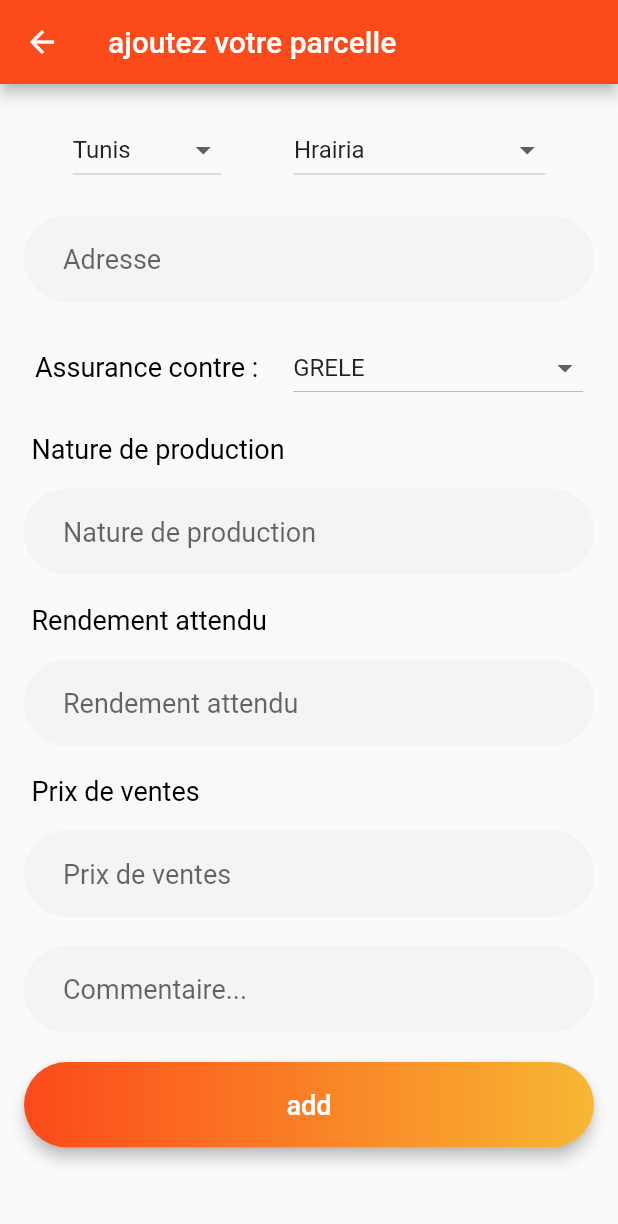
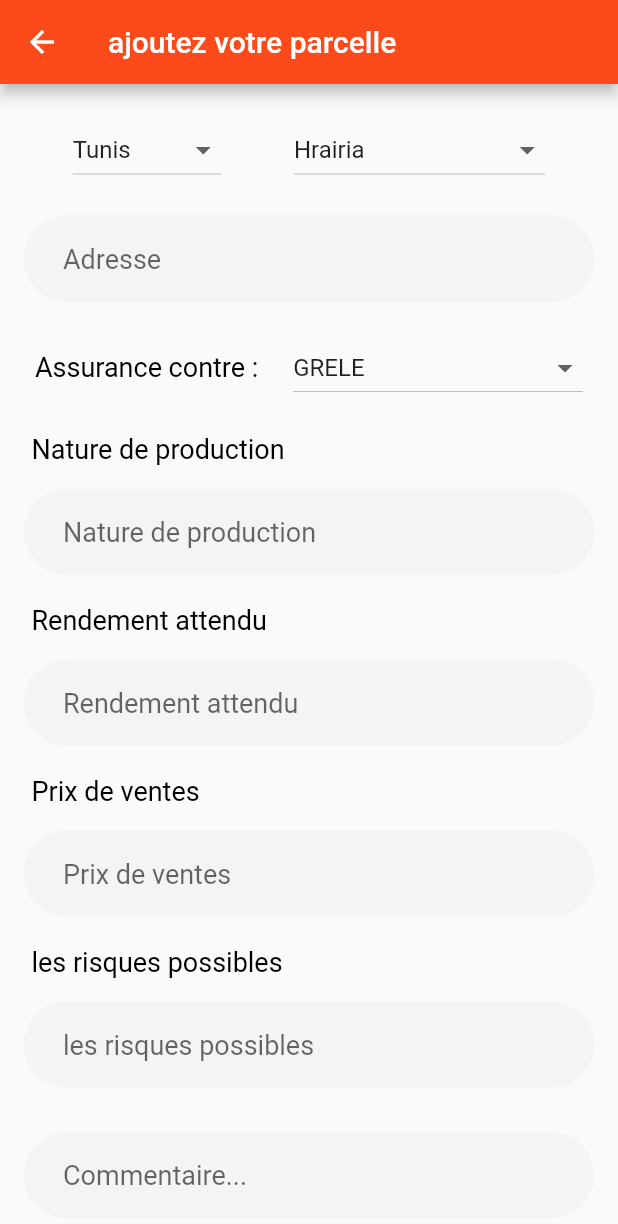
Before and after one commit to ZariatNizar/To-Do-List_Flutter, a Flutter app: the addtaskpage screen opened directly, on a phone screen of 412 x 824 dp. Shown: the top 1224 px of the screen. Run offline on Flutter 3.47's test engine with Material 2 defaults, Android fonts, the phone set to English and light mode, and no system bars; our stand-ins replace flutter_slidable, modal_progress_hud, shared_preferences; accounts and stored records are empty.

```diff
--- a/lib/models/Data.dart
+++ b/lib/models/Data.dart
@@ -41,6 +41,6 @@ var RegionsTataouine =
 var RegionsTozeur = 'Tozeur,Degache,Nefta,Tameghza,Hazoua';
 var RegionsTunis =
     'Hrairia,El Kabaria,Sidi Hassine,La Marsa,Le Bardo,El Omrane supérieur,Le Kram,El Menzah,El Omrane,Ezzouhour,Bab El Bhar,Cité El Khadra,Séjoumi,El Ouardia,Bab Souika,Sidi El Béchir,La Goulette,Médina,Djebel Jelloud,Ettahrir,Carthage';
-var RegionsZaghouan = 'El Fahs,Zaghouan,Nadhour,Bir Mcherga,Zriba,Saouaf';
+var RegionsZaghouan = ['El Fahs,Zaghouan,Nadhour,Bir Mcherga,Zriba,Saouaf'];
 var RegionsKef =
     'Kef Est,Dahmani,Tajerouine,Kef Ouest,Nebeur,Sers,Sakiet Sidi Youssef,El Ksour,Kalaat Senan,Jérissa,Kalâat Khasba';
--- a/lib/screens/addtask.dart
+++ b/lib/screens/addtask.dart
@@ -3,6 +3,7 @@ import 'package:flutter/material.dart';
 import 'package:flutter/src/material/dropdown.dart';
 import 'package:login_app/api%20_codes/apitasks.dart';
 import 'package:login_app/colours.dart';
+import 'package:login_app/models/Data.dart';
 import 'package:login_app/widgets.dart';
 import 'package:modal_progress_hud/modal_progress_hud.dart';
 
@@ -338,31 +339,43 @@ class _addtaskpageState extends State<addtaskpage> {
     'Ettahrir',
     'Carthage'
   ];
-  var RegionsZaghouan = [
-    'El Fahs',
-    'Zaghouan',
-    'Nadhour',
-    'Bir Mcherga',
-    'Zriba',
-    'Saouaf'
-  ];
+  // var RegionsZaghouan = [
+  //   'El Fahs',
+  //   'Zaghouan',
+  //   'Nadhour',
+  //   'Bir Mcherga',
+  //   'Zriba',
+  //   'Saouaf'
+  // ];
 
   var risk = ['GRELE', 'INCENDIE', 'MULTIRISQUES SERRES'];
   List<String> regions = [];
-
+  int selectedRadio;
+  int selectedRadioTile;
   @override
   void initState() {
     super.initState();
     regions = RegionsTunis;
   }
 
-  int selectedRadio;
-  /* @override
+  @override
   void initStateRadio() {
-    super.initStateRadio();
-    selectedRadio=0;
+    super.initState();
+    selectedRadio = 0;
   }
-*/
+
+  setSelectedRadio(int val) {
+    setState(() {
+      selectedRadio = val;
+    });
+  }
+
+  setSelectedRadioTile(int val) {
+    setState(() {
+      selectedRadioTile = val;
+    });
+  }
+
   var _currentItemSelected = 'Tunis';
   var _currentRegionSelected = 'Hrairia';
   var _currentRiskSelected = 'GRELE';
@@ -376,6 +389,7 @@ class _addtaskpageState extends State<addtaskpage> {
       body: ModalProgressHUD(
         child: SingleChildScrollView(
           child: Column(
+            crossAxisAlignment: CrossAxisAlignment.start,
             children: [
               SizedBox(height: 20),
               Row(
@@ -404,6 +418,9 @@ class _addtaskpageState extends State<addtaskpage> {
                       );
                     }).toList(),
                     onChanged: (String newValueSelected) {
+                      setState(() {
+                        _currentRegionSelected = newValueSelected;
+                      });
                       //mycodeof regions which wil be applied on the second dropdown
                       //_onDropDownItemSelected(newValueSelected);
                     },
@@ -476,8 +493,6 @@ class _addtaskpageState extends State<addtaskpage> {
               t3EditTextField('Rendement attendu ', taskcontroller,
                   isPassword: false),
               SizedBox(height: 20),
-              Row(
-                children: [
               Padding(
                 padding: EdgeInsets.fromLTRB(21, 0, 16, 16),
                 child: Text('Prix de ventes',
@@ -486,11 +501,10 @@ class _addtaskpageState extends State<addtaskpage> {
                       fontSize: 18,
                     )),
               ),
-                ],
-              ),
               t3EditTextField('Prix de ventes ', taskcontroller,
                   isPassword: false),
-              SizedBox(height: 20),
+              widgetRisk(),
+              widgetStockage(),
               t3EditTextField('Commentaire...', taskcontroller,
                   isPassword: false),
               SizedBox(height: 20),
@@ -533,6 +547,121 @@ class _addtaskpageState extends State<addtaskpage> {
         ),
       ),
     );
+  }
+
+  Widget widgetRisk() {
+    switch (_currentRiskSelected) {
+      case "INCENDIE":
+        {
+          return Column(
+            children: [
+              SizedBox(height: 20),
+              RadioListTile(
+                value: 1,
+                groupValue: selectedRadioTile,
+                title: Text(
+                  'stockage en plein air',
+                  style: TextStyle(color: Colors.black),
+                ),
+                onChanged: (val) {
+                  print("radio tile pressed $val");
+                  setSelectedRadioTile(val);
+                },
+                activeColor: colorPrimary,
+                selected: true,
+              ),
+              RadioListTile(
+                value: 2,
+                groupValue: selectedRadioTile,
+                title: Text(
+                  'stockage sous hangar',
+                  style: TextStyle(color: Colors.black),
+                ),
+                onChanged: (val) {
+                  print("radio tile pressed $val");
+                  setSelectedRadioTile(val);
+                },
+                activeColor: colorPrimary,
+                selected: false,
+              ),
+              SizedBox(height: 20),
+            ],
+          );
+        }
+        break;
+
+      case "GRELE":
+        {
+          return Container(
+              child: Column(
+            crossAxisAlignment: CrossAxisAlignment.start,
+            children: [
+              SizedBox(height: 20),
+              Padding(
+                padding: EdgeInsets.fromLTRB(21, 0, 16, 16),
+                child: Text(
+                  'les risques possibles',
+                  style: TextStyle(
+                    color: Colors.black,
+                    fontSize: 18,
+                  ),
+                ),
+              ),
+              Container(
+                child: t3EditTextField('les risques possibles ', taskcontroller,
+                    isPassword: false),
+              ),
+              SizedBox(height: 20),
+            ],
+          ));
+        }
+        break;
+      default:
+        return SizedBox(height: 10);
+    }
+  }
+
+  Widget widgetStockage() {
+    if (_currentRiskSelected == "INCENDIE") {
+      switch (selectedRadioTile) {
+        case 1:
+          {
+            return Column(
+              children: [
+                t3EditTextField('Nature stock', taskcontroller,
+                    isPassword: false),
+                SizedBox(height: 10),
+                t3EditTextField('Quantity', taskcontroller, isPassword: false),
+                SizedBox(height: 10),
+                t3EditTextField('Prix', taskcontroller, isPassword: false),
+                SizedBox(height: 20),
+              ],
+            );
+          }
+          break;
+        case 2:
+          {
+            return Container(
+              child: Column(
+                crossAxisAlignment: CrossAxisAlignment.start,
+                children: [
+                  t3EditTextField('valeur du bâtiment', taskcontroller,
+                      isPassword: false),
+                  SizedBox(height: 10),
+                  t3EditTextField('la valeur des produits', taskcontroller,
+                      isPassword: false),
+                  SizedBox(height: 20),
+                ],
+              ),
+            );
+          }
+          break;
+        default:
+          return SizedBox(height: 10);
+      }
+    } else {
+      return SizedBox(height: 10);
+    }
   }
 
   void _onDropDownItemSelected(String newValueSelected) {
@@ -714,61 +843,7 @@ class _addtaskpageState extends State<addtaskpage> {
 
   void _onDropDownRiskSelected(String newValueSelected) {
     setState(() {
-      switch (newValueSelected) {
-        case "INCENDIE":
-          {
-            ButtonBar(
-              children: <Widget>[
-                Radio(
-                  value: 1,
-                  groupValue: 2,
-                  activeColor: t3_edit_background,
-                  onChanged: (val) {
-                    print("Radio $val");
-                  },
-                )
-              ],
-            );
-            ButtonBar(
-              children: <Widget>[
-                Radio(
-                  value: 2,
-                  groupValue: 2,
-                  activeColor: t3_edit_background,
-                )
-              ],
-            );
-          }
-          break;
-
-        case "GRELE":
-          {
-            Container(
-                child: Row(
-              children: [
-                Padding(
-                  padding: EdgeInsets.fromLTRB(21, 0, 16, 16),
-                  child: Text('les risques possibles',
-                      style: TextStyle(
-                        color: Colors.black,
-                        fontSize: 18,
-                      )),
-                ),
-              ],
-            ));
-            t3EditTextField('les risques possibles ', taskcontroller,
-                isPassword: false);
-          }
-          break;
-        case "MULTIRISQUES SERRES":
-          {
-            this.regions = this.RegionsBeja;
-            this._currentRegionSelected = RegionsBeja[0];
-          }
-          break;
-
       this._currentRiskSelected = newValueSelected;
-      }
     });
   }
 }
```
Also changed, not shown: lib/screens/register.dart (+26 -18 lines), lib/utils.dart (+17 -0 lines). Lines whose indentation alone changed are shown as unchanged.
